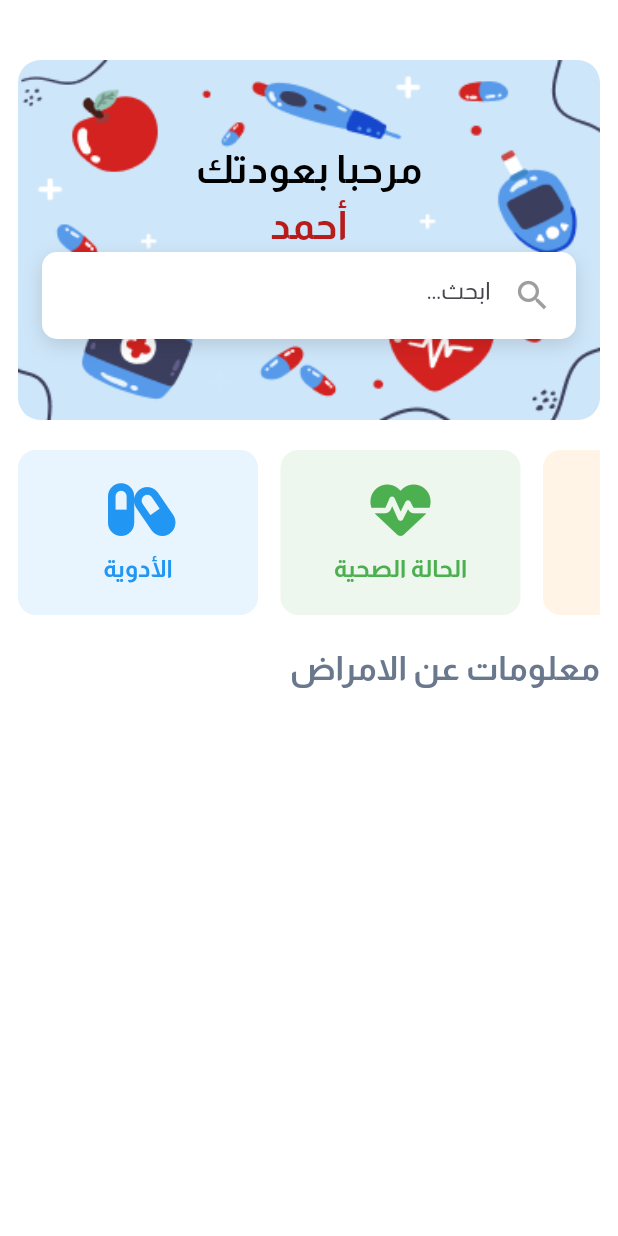
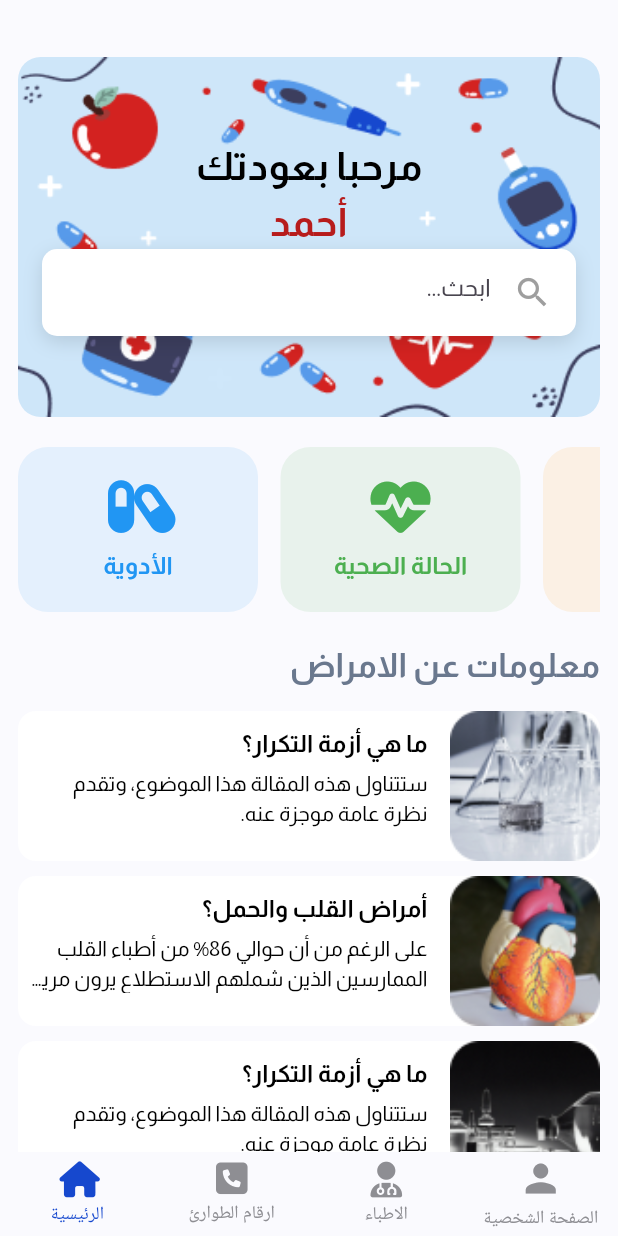
Before and after one commit to ahmedas3d/Elderly-Care-App, a Flutter app: the screen it shows after launch, on a phone screen of 412 x 824 dp. Run offline on Flutter 3.47's test engine with Material 3 defaults, Android fonts, the phone set to English and light mode, and no system bars; drawn by our look-alikes of persistent_bottom_nav_bar_v2; our stand-ins replace font_awesome_flutter.

Commit message:
update routes file , home page and create bottom nav bar ,

```diff
--- a/lib/HomePage/screens/home_page.dart
+++ b/lib/HomePage/screens/home_page.dart
@@ -1,3 +1,4 @@
+import 'package:care_app/HomePage/widgets/news_list.dart';
 import 'package:care_app/core/utils/colors.dart';
 import 'package:care_app/HomePage/widgets/custom_banner.dart';
 import 'package:care_app/HomePage/widgets/custom_services.dart';
@@ -5,14 +6,47 @@ import 'package:flutter/material.dart';
 import 'package:font_awesome_flutter/font_awesome_flutter.dart';
 
 class HomePage extends StatelessWidget {
-  const HomePage({super.key});
+  HomePage({super.key});
+  final List<NewsModel> newsList = [
+    NewsModel(
+      title: 'ما هي أزمة التكرار؟',
+      imageUrl: 'assets/images/new1.png',
+      description:
+          'ستتناول هذه المقالة هذا الموضوع، وتقدم نظرة عامة موجزة عنه.',
+    ),
+    NewsModel(
+      title: 'أمراض القلب والحمل؟',
+      description:
+          'على الرغم من أن حوالي 86% من أطباء القلب الممارسين الذين شملهم الاستطلاع يرون مريضات حوامل على الإطلاق...على الرغم من أن حوالي 86% من أطباء القلب الممارسين الذين شملهم الاستطلاع يرون مريضات حوامل على الإطلاق...',
+      imageUrl: 'assets/images/new2.png',
+    ),
+    NewsModel(
+      title: 'ما هي أزمة التكرار؟',
+      description:
+          'ستتناول هذه المقالة هذا الموضوع، وتقدم نظرة عامة موجزة عنه.',
+      imageUrl: 'assets/images/new3.png',
+    ),
+    NewsModel(
+      title: 'أمراض القلب والحمل؟',
+      description:
+          'على الرغم من أن حوالي 86% من أطباء القلب الممارسين الذين شملهم الاستطلاع يرون مريضات حوامل على الإطلاق...على الرغم من أن حوالي 86% من أطباء القلب الممارسين الذين شملهم الاستطلاع يرون مريضات حوامل على الإطلاق...',
+      imageUrl: 'assets/images/new2.png',
+    ),
+    NewsModel(
+      title: 'ما هي أزمة التكرار؟',
+      imageUrl: 'assets/images/new1.png',
+      description:
+          'ستتناول هذه المقالة هذا الموضوع، وتقدم نظرة عامة موجزة عنه.',
+    ),
+  ];
 
   @override
   Widget build(BuildContext context) {
     return Scaffold(
-      backgroundColor: Colors.white,
+      backgroundColor: AppColors.backgroundColor,
       body: Padding(
-        padding: const EdgeInsets.only(top: 40, left: 12, right: 12),
+        padding:
+            const EdgeInsets.only(top: 38, left: 12, right: 12, bottom: 45),
         child: Column(
           crossAxisAlignment: CrossAxisAlignment.end,
           children: [
@@ -26,26 +60,31 @@ class HomePage extends StatelessWidget {
                     title: 'الأدوية',
                     icon: FontAwesomeIcons.capsules,
                     color: Colors.blue,
+                    onTap: () {},
                   ),
                   ServiceModel(
                     title: 'الحالة الصحية',
                     icon: FontAwesomeIcons.heartPulse,
                     color: Colors.green,
+                    onTap: () {},
                   ),
                   ServiceModel(
                     title: 'الموقع',
                     icon: FontAwesomeIcons.locationDot,
                     color: Colors.orange,
+                    onTap: () {},
                   ),
                   ServiceModel(
                     title: 'الخدمات الاجتماعية',
                     icon: FontAwesomeIcons.users,
                     color: Colors.purple,
+                    onTap: () {},
                   ),
                   ServiceModel(
                     title: 'الخدمات الترفيهية',
                     icon: FontAwesomeIcons.gamepad,
                     color: Colors.red,
+                    onTap: () {},
                   ),
                 ],
               ),
@@ -60,7 +99,16 @@ class HomePage extends StatelessWidget {
                 color: AppColors.textColor,
               ),
             ),
-            const SizedBox(height: 10),
+            Expanded(
+              child: ListView.builder(
+                padding: const EdgeInsets.only(top: 15),
+                itemCount: newsList.length,
+                itemBuilder: (context, index) {
+                  final news = newsList[index];
+                  return NewsList(news: news);
+                },
+              ),
+            ),
           ],
         ),
       ),
--- /dev/null
+++ b/lib/HomePage/widgets/bottom_nav_bar.dart
@@ -0,0 +1,70 @@
+import 'package:care_app/HomePage/screens/home_page.dart';
+import 'package:care_app/core/utils/colors.dart';
+import 'package:flutter/material.dart';
+import 'package:font_awesome_flutter/font_awesome_flutter.dart';
+import 'package:persistent_bottom_nav_bar_v2/persistent_bottom_nav_bar_v2.dart';
+
+class BottomNavBar extends StatelessWidget {
+  const BottomNavBar({super.key});
+
+  List<PersistentTabConfig> _tabs() => [
+        PersistentTabConfig(
+          screen: HomePage(),
+          item: ItemConfig(
+            iconSize: 30,
+            activeForegroundColor: AppColors.mainColor,
+            inactiveBackgroundColor: AppColors.textColor,
+            icon: const Icon(FontAwesomeIcons.house, size: 24),
+            title: "الرئيسية",
+          ),
+        ),
+        PersistentTabConfig(
+          screen: HomePage(),
+          item: ItemConfig(
+            iconSize: 30,
+            activeForegroundColor: AppColors.mainColor,
+            inactiveBackgroundColor: AppColors.textColor,
+            icon: const Icon(
+              FontAwesomeIcons.squarePhone,
+              size: 24,
+            ),
+            title: "ارقام الطوارئ",
+          ),
+        ),
+        PersistentTabConfig(
+          screen: HomePage(),
+          item: ItemConfig(
+            iconSize: 30,
+            activeColorSecondary: AppColors.mainColor,
+            activeForegroundColor: AppColors.mainColor,
+            icon: const Icon(
+              FontAwesomeIcons.userDoctor,
+              size: 24,
+            ),
+            title: "الاطباء",
+          ),
+        ),
+        PersistentTabConfig(
+          screen: HomePage(),
+          item: ItemConfig(
+            iconSize: 30,
+            activeForegroundColor: AppColors.mainColor,
+            inactiveBackgroundColor: AppColors.textColor,
+            icon: const Icon(Icons.person),
+            title: "الصفحة الشخصية",
+          ),
+        ),
+      ];
+
+  @override
+  Widget build(BuildContext context) => PersistentTabView(
+        backgroundColor: Colors.white,
+        tabs: _tabs(),
+        navBarBuilder: (navBarConfig) => Style1BottomNavBar(
+          navBarConfig: navBarConfig,
+          navBarDecoration:
+              const NavBarDecoration(color: AppColors.backgroundColor),
+        ),
+        navBarOverlap: const NavBarOverlap.full(),
+      );
+}
--- a/lib/HomePage/widgets/custom_services.dart
+++ b/lib/HomePage/widgets/custom_services.dart
@@ -38,11 +38,13 @@ class ServiceBox extends StatelessWidget {
 
   @override
   Widget build(BuildContext context) {
-    return Container(
+    return GestureDetector(
+      onTap: service.onTap,
+      child: Container(
         width: 160,
         decoration: BoxDecoration(
           color: service.color.withOpacity(0.1),
-        borderRadius: BorderRadius.circular(12),
+          borderRadius: BorderRadius.circular(20),
         ),
         child: Column(
           mainAxisAlignment: MainAxisAlignment.center,
@@ -62,6 +64,7 @@ class ServiceBox extends StatelessWidget {
             ),
           ],
         ),
+      ),
     );
   }
 }
@@ -70,10 +73,12 @@ class ServiceModel {
   final String title;
   final IconData icon;
   final Color color;
+  final VoidCallback onTap;
 
   ServiceModel({
     required this.title,
     required this.icon,
     required this.color,
+    required this.onTap,
   });
 }
--- /dev/null
+++ b/lib/HomePage/widgets/news_list.dart
@@ -0,0 +1,78 @@
+import 'package:flutter/material.dart';
+
+class NewsList extends StatelessWidget {
+  final NewsModel news;
+
+  const NewsList({super.key, required this.news});
+
+  @override
+  Widget build(BuildContext context) {
+    return Container(
+      height: 100,
+      width: double.infinity,
+      margin: const EdgeInsets.only(bottom: 10),
+      decoration: BoxDecoration(
+        color: Colors.white,
+        borderRadius: BorderRadius.circular(12),
+      ),
+      child: Row(
+        children: [
+          Expanded(
+            child: Padding(
+              padding: const EdgeInsets.symmetric(horizontal: 5, vertical: 10),
+              child: Column(
+                crossAxisAlignment: CrossAxisAlignment.end,
+                children: [
+                  Text(
+                    news.title,
+                    textDirection: TextDirection.rtl,
+                    style: const TextStyle(
+                      fontSize: 16,
+                      fontWeight: FontWeight.bold,
+                      color: Colors.black,
+                      fontFamily: 'Almarai',
+                    ),
+                  ),
+                  const SizedBox(height: 5),
+                  Text(
+                    news.description,
+                    textDirection: TextDirection.rtl,
+                    style: const TextStyle(
+                      fontSize: 14,
+                      color: Colors.black,
+                      fontFamily: 'Almarai',
+                    ),
+                    maxLines: 2,
+                    overflow: TextOverflow.ellipsis,
+                  ),
+                ],
+              ),
+            ),
+          ),
+          const SizedBox(width: 10),
+          ClipRRect(
+            borderRadius: BorderRadius.circular(12),
+            child: Image.asset(
+              news.imageUrl,
+              width: 100,
+              height: 100,
+              fit: BoxFit.cover,
+            ),
+          ),
+        ],
+      ),
+    );
+  }
+}
+
+class NewsModel {
+  final String title;
+  final String description;
+  final String imageUrl;
+
+  NewsModel({
+    required this.title,
+    required this.description,
+    required this.imageUrl,
+  });
+}
--- a/lib/core/routes/routes.dart
+++ b/lib/core/routes/routes.dart
@@ -1,13 +1,17 @@
 import 'package:care_app/HomePage/screens/home_page.dart';
+import 'package:care_app/HomePage/widgets/bottom_nav_bar.dart';
 import 'package:flutter/material.dart';
 
 class AppRoutes {
-  static const String homePage = '/';
+  static const String bottomNavBar = '/';
+  static const String homePage = '/homePage';
 
   static Route<dynamic> generateRoute(RouteSettings settings) {
     switch (settings.name) {
       case homePage:
-        return MaterialPageRoute(builder: (_) => const HomePage());
+        return MaterialPageRoute(builder: (_) => HomePage());
+      case bottomNavBar:
+        return MaterialPageRoute(builder: (_) => const BottomNavBar());
       default:
         return MaterialPageRoute(
           builder: (_) => Scaffold(
--- a/lib/core/utils/colors.dart
+++ b/lib/core/utils/colors.dart
@@ -3,4 +3,5 @@ import 'dart:ui';
 class AppColors {
   static const Color mainColor = Color(0xFF1648CE);
   static const Color textColor = Color(0xFF6A788E);
+  static const Color backgroundColor = Color(0xFFFAFAFE);
 }
--- a/lib/main.dart
+++ b/lib/main.dart
@@ -13,7 +13,7 @@ class MyApp extends StatelessWidget {
     return const MaterialApp(
       debugShowCheckedModeBanner: false,
       onGenerateRoute: AppRoutes.generateRoute,
-      initialRoute: AppRoutes.homePage,
+      initialRoute: AppRoutes.bottomNavBar,
     );
   }
 }
--- a/pubspec.yaml
+++ b/pubspec.yaml
@@ -35,6 +35,7 @@ dependencies:
   # Use with the CupertinoIcons class for iOS style icons.
   cupertino_icons: ^1.0.8
   font_awesome_flutter: ^10.8.0
+  persistent_bottom_nav_bar_v2: ^5.3.1
 
 dev_dependencies:
   flutter_test:
```
Also changed, not shown: assets/images/new1.png (added), assets/images/new2.png (added), assets/images/new3.png (added), pubspec.lock. Lines whose indentation alone changed are shown as unchanged.
